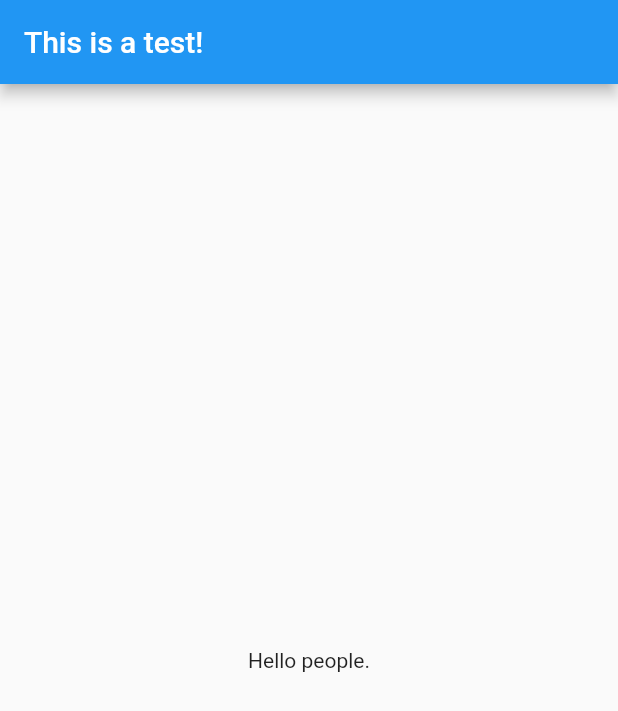
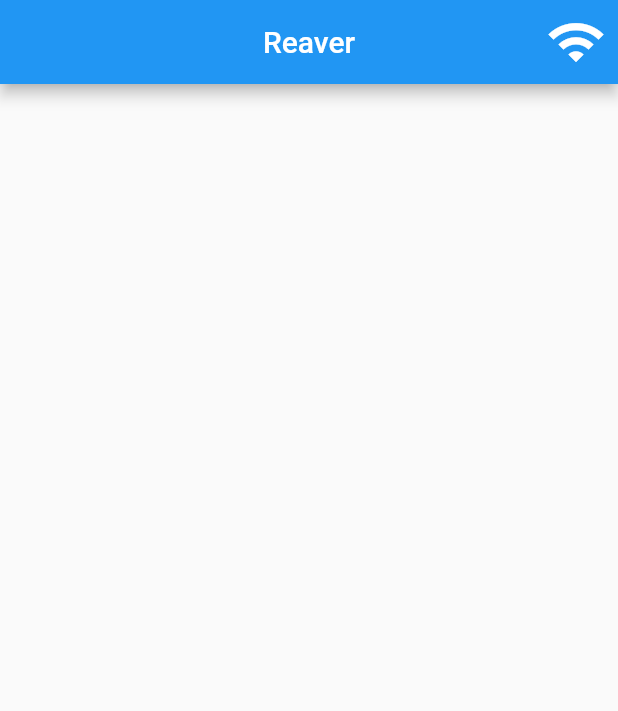
Before and after one commit to mprivate/fZeroToHero, a Flutter app: the screen it shows after launch, on a phone screen of 412 x 824 dp. Shown: the top 711 px of the screen. Run offline on Flutter 3.47's test engine with Material 2 defaults, Android fonts, the phone set to English and light mode, and no system bars.

Commit message:
Change on main

```diff
--- a/playground/test_application/lib/main.dart
+++ b/playground/test_application/lib/main.dart
@@ -1,17 +1,26 @@
 import 'package:flutter/material.dart';
 
-void main() => runApp(MyApp());
+void main() => runApp(const MyApp());
 
 class MyApp extends StatelessWidget {
   const MyApp({super.key});
 
+  @override
   Widget build(BuildContext context) {
     return MaterialApp(
       home: Scaffold(
-        appBar: AppBar(title: const Text('This is a test!')),
-        body: const Center(
-          child: Text('Hello people.'),
-        ),
+        appBar: AppBar(
+            title: const Text('Reaver'),
+            centerTitle: true,
+            actions: <Widget>[
+              IconButton(
+                iconSize: 40,
+                icon: Icon(Icons.wifi),
+                onPressed: () {
+                  print('null');
+                },
+              ),
+            ]),
       ),
     );
   }
```
